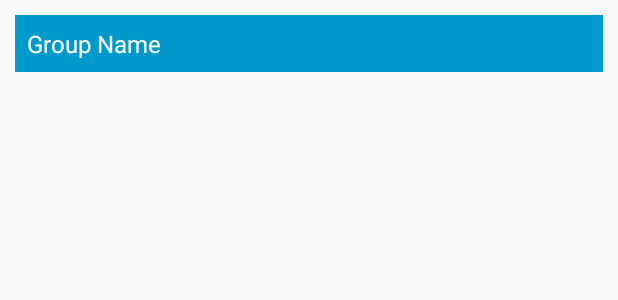
After one commit to bit-dibya/SplitEase_wip, an Android app: the layout item_group.xml on its own in the app's theme, with its tools: preview values and no code run, on a phone screen of 412 x 824 dp. The commit adds this screen. Shown: the top 300 px of the screen. Run offline under Robolectric (Android 15) with nearby library versions, the phone set to English and light mode, and no system bars; Roboto replaces fonts that are not available here.

Commit message:
uppdated DatabaseHelper, GroupFragment and SplashActivity.java

```diff
--- a/app/src/main/java/com/example/splitease_wip/SplashActivity.java
+++ b/app/src/main/java/com/example/splitease_wip/SplashActivity.java
@@ -8,7 +8,7 @@ import android.os.Handler;
 import androidx.annotation.Nullable;
 import androidx.appcompat.app.AppCompatActivity;
 
-import com.sarnava.textwriter.TextWriter;
+
 
 public class SplashActivity extends AppCompatActivity {
 
@@ -18,5 +18,12 @@ public class SplashActivity extends AppCompatActivity {
         super.onPostCreate(savedInstanceState);
         setContentView(R.layout.splash_activity);
 
+        new Handler().postDelayed(new Runnable() {
+            @Override
+            public void run() {
+                startActivity(new Intent(SplashActivity.this,MainActivity.class));
+            }
+        },3000);
+
     }
 }
--- /dev/null
+++ b/app/src/main/res/layout/item_group.xml
@@ -0,0 +1,17 @@
+<?xml version="1.0" encoding="utf-8"?>
+<LinearLayout xmlns:android="http://schemas.android.com/apk/res/android"
+    android:orientation="vertical"
+    android:layout_width="match_parent"
+    android:layout_height="wrap_content"
+    android:layout_margin="10dp"
+    android:background="@android:color/holo_blue_dark">
+    <TextView
+        android:layout_width="match_parent"
+        android:layout_height="wrap_content"
+        android:padding="8dp"
+        android:textColor="@color/white"
+        android:text="Group Name"
+        android:textSize="16sp"
+        android:id="@+id/text_group_name"/>
+
+</LinearLayout>
```
Also changed, not shown: app/src/main/java/com/example/splitease_wip/DatabaseHelper.java (+4 -3 lines), app/src/main/java/com/example/splitease_wip/GroupAdapter.java (added, +49 -0 lines), app/src/main/java/com/example/splitease_wip/GroupsFragment.java (+68 -5 lines).
